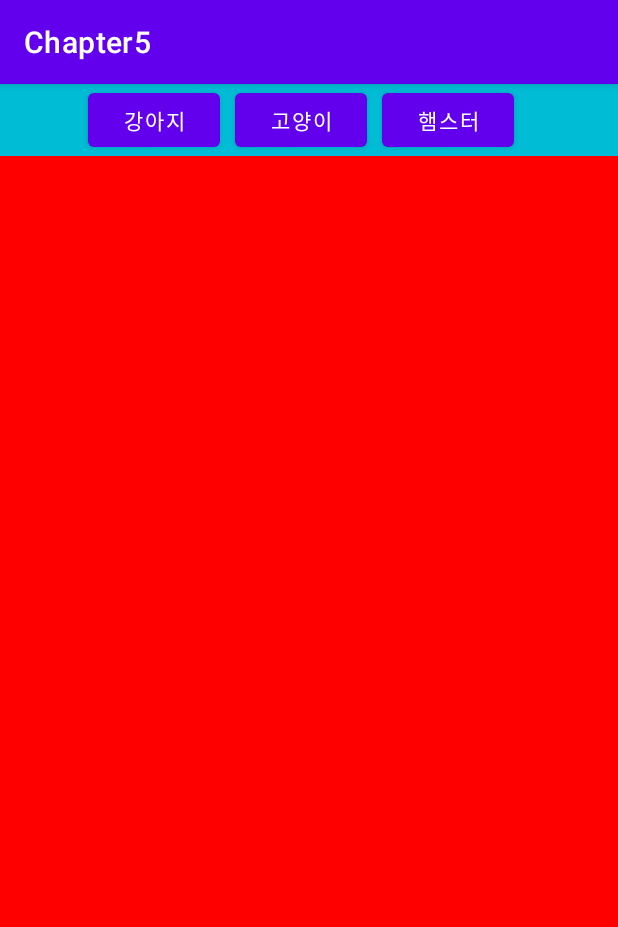
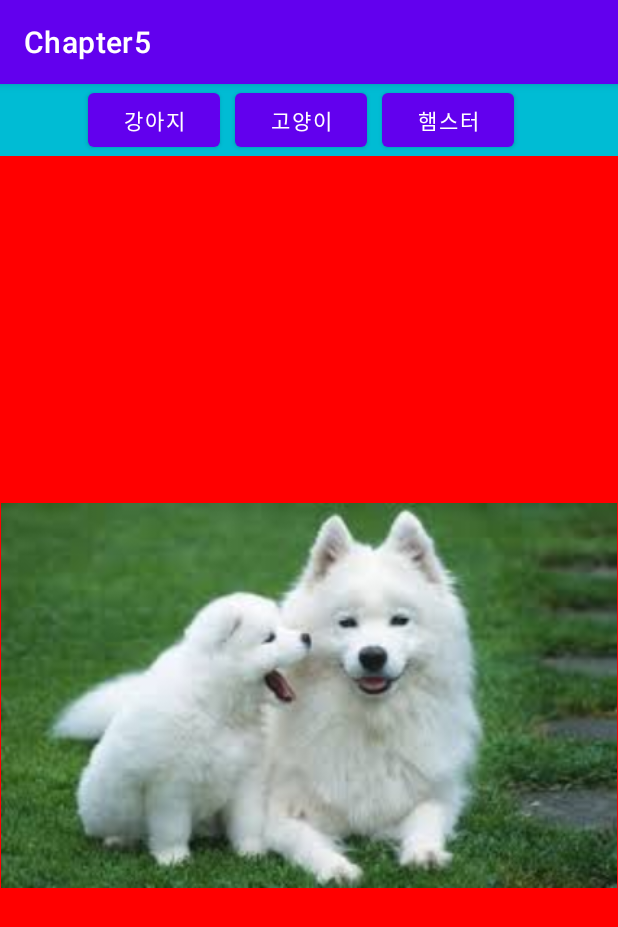
Before and after one commit to plmqazoknijb/Chapter5, an Android app: the screen it shows after launch (MainActivity), on a phone screen of 412 x 824 dp. Shown: the top 927 px of the screen. Run offline under Robolectric (Android 15) with nearby library versions, the phone set to English and light mode, and no system bars.

Commit message:
Completion activity_frame commit

```diff
--- a/app/src/main/res/layout/activity_frame.xml
+++ b/app/src/main/res/layout/activity_frame.xml
@@ -34,23 +34,44 @@
         <LinearLayout
             android:id="@+id/linear_dog"
             android:background="#ff0000"
-            android:orientation="vertical"
+            android:orientation="horizontal"
+            android:gravity="center"
             android:layout_width="match_parent"
-            android:layout_height="match_parent"/>
+            android:layout_height="match_parent">
+            <ImageView
+                android:layout_width="match_parent"
+                android:layout_height="wrap_content"
+                android:adjustViewBounds="true"
+                android:src="@drawable/dog"/>
+        </LinearLayout>
         <LinearLayout
             android:id="@+id/linear_cat"
             android:background="#ffff00"
             android:visibility="invisible"
-            android:orientation="vertical"
+            android:orientation="horizontal"
+            android:gravity="center"
             android:layout_width="match_parent"
-            android:layout_height="match_parent"/>
+            android:layout_height="match_parent">
+            <ImageView
+                android:layout_width="match_parent"
+                android:layout_height="wrap_content"
+                android:adjustViewBounds="true"
+                android:src="@drawable/cat"/>
+        </LinearLayout>
         <LinearLayout
             android:id="@+id/linear_hamster"
             android:background="#00ffff"
             android:visibility="invisible"
-            android:orientation="vertical"
+            android:orientation="horizontal"
+            android:gravity="center"
             android:layout_width="match_parent"
-            android:layout_height="match_parent"/>
+            android:layout_height="match_parent">
+            <ImageView
+                android:layout_width="match_parent"
+                android:layout_height="wrap_content"
+                android:adjustViewBounds="true"
+                android:src="@drawable/hamster"/>
+        </LinearLayout>
     </FrameLayout>
 
 </LinearLayout>
```
Also changed, not shown: app/src/main/res/drawable/cat.jpg (added), app/src/main/res/drawable/dog.jpg (added), app/src/main/res/drawable/hamster.jpg (added).
